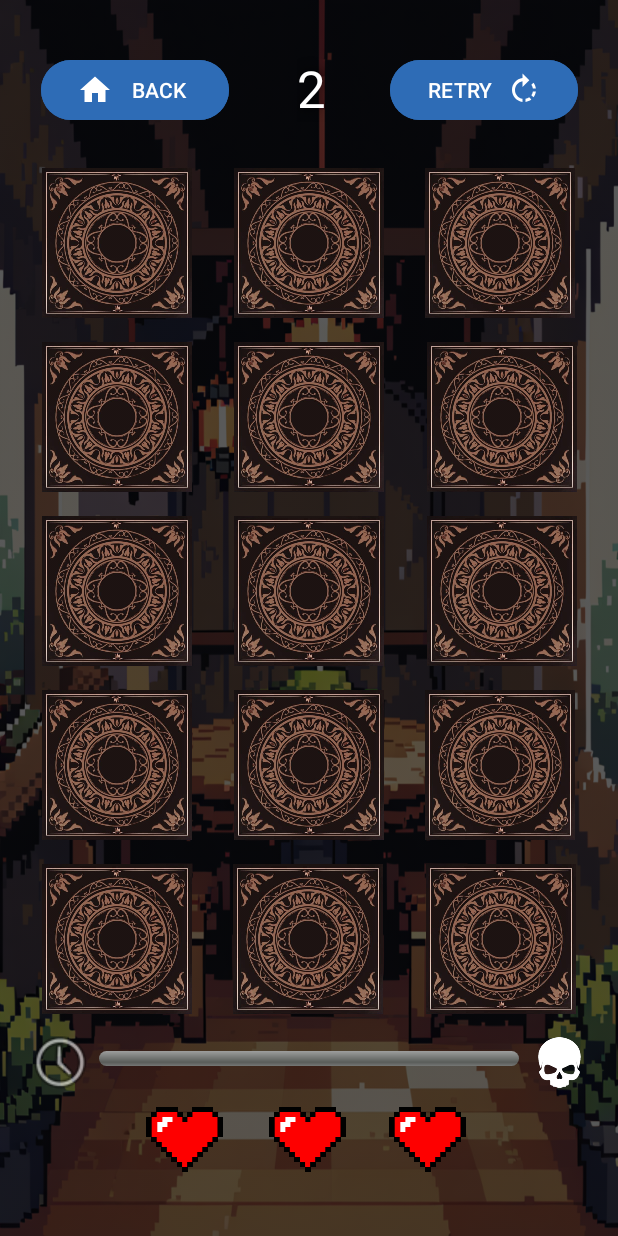
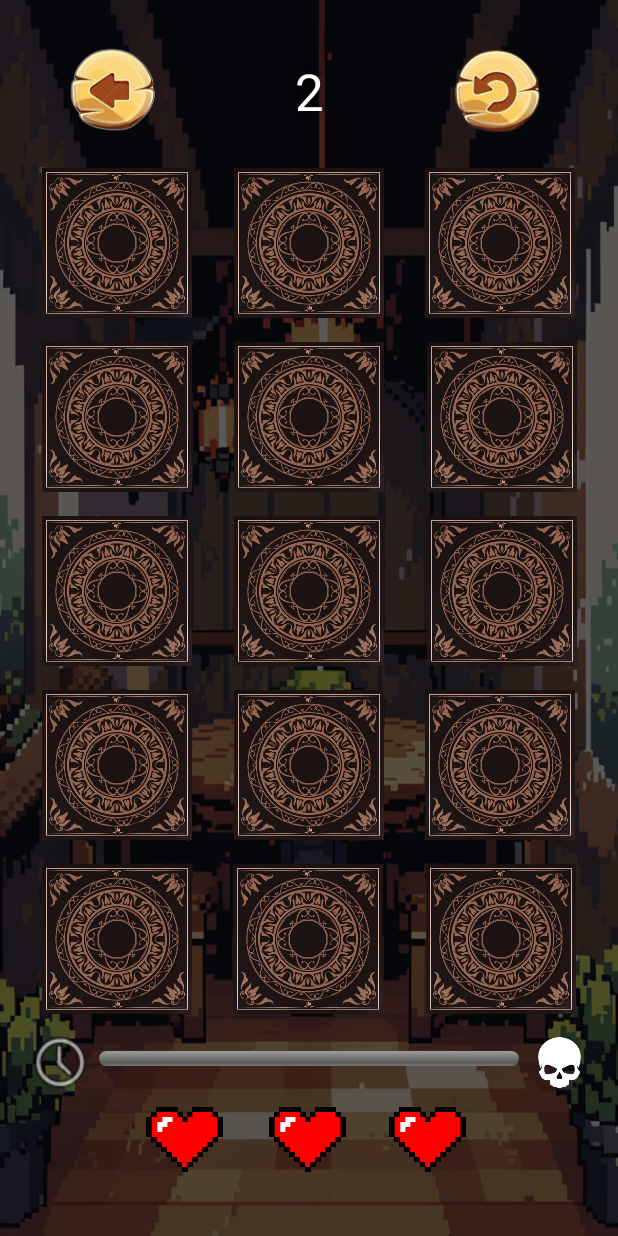
Before and after one commit to PyroJayxX/MobileGame-AppDev-Project, an Android app: the GameActivity screen opened directly, with no data from a screen before it, on a phone screen of 412 x 824 dp. Run offline under Robolectric (Android 15) with nearby library versions, the phone set to English and light mode, and no system bars.

Commit message:
- Added credits screen - Applied stylized buttons

```diff
--- a/app/src/main/res/layout/activity_game.xml
+++ b/app/src/main/res/layout/activity_game.xml
@@ -23,40 +23,6 @@
             android:layout_height="match_parent"
             android:visibility="gone">
 
-            <Button
-                android:id="@+id/btnBack"
-                android:layout_width="125dp"
-                android:layout_height="wrap_content"
-                android:layout_marginTop="36dp"
-                android:backgroundTint="#2E6CB6"
-                android:drawableLeft="@drawable/home_icon"
-                android:onClick="btnBack"
-                android:text="BACK"
-                android:textColor="#FFFFFF"
-                app:layout_constraintBottom_toTopOf="@+id/card1"
-                app:layout_constraintEnd_toStartOf="@+id/btnRetry"
-                app:layout_constraintHorizontal_bias="0.205"
-                app:layout_constraintStart_toStartOf="parent"
-                app:layout_constraintTop_toTopOf="parent"
-                app:layout_constraintVertical_bias="0.0" />
-
-            <Button
-                android:id="@+id/btnRetry"
-                android:layout_width="125dp"
-                android:layout_height="wrap_content"
-                android:layout_marginTop="36dp"
-                android:backgroundTint="#2E6CB6"
-                android:drawableRight="@drawable/retry_icon"
-                android:onClick="btnRetry"
-                android:text="RETRY"
-                android:textColor="@color/white"
-                app:layout_constraintBottom_toTopOf="@+id/card3"
-                app:layout_constraintEnd_toEndOf="parent"
-                app:layout_constraintHorizontal_bias="0.133"
-                app:layout_constraintStart_toEndOf="@+id/card2"
-                app:layout_constraintTop_toTopOf="parent"
-                app:layout_constraintVertical_bias="0.0" />
-
             <ViewSwitcher
                 android:id="@+id/card1"
                 android:layout_width="100dp"
@@ -77,8 +43,9 @@
                 <ImageView
                     android:id="@+id/frontCardView1"
                     android:layout_width="wrap_content"
-                    android:layout_height="wrap_content"
-                    app:srcCompat="@drawable/card_dragon" />
+                    android:layout_height="wrap_content">
+
+                </ImageView>
 
             </ViewSwitcher>
 
@@ -506,10 +473,9 @@
                 android:textSize="34sp"
                 app:layout_constraintBottom_toTopOf="@+id/card2"
                 app:layout_constraintEnd_toEndOf="parent"
-                app:layout_constraintHorizontal_bias="0.505"
                 app:layout_constraintStart_toStartOf="parent"
                 app:layout_constraintTop_toTopOf="parent"
-                app:layout_constraintVertical_bias="0.537" />
+                app:layout_constraintVertical_bias="0.567" />
 
             <ImageButton
                 android:id="@+id/btnPause"
@@ -536,6 +502,36 @@
                 app:layout_constraintTop_toBottomOf="@+id/card15"
                 app:srcCompat="@drawable/skull_icon" />
 
+            <ImageButton
+                android:id="@+id/btnBack"
+                android:layout_width="68dp"
+                android:layout_height="69dp"
+                android:background="#00FFFFFF"
+                android:onClick="btnBack"
+                android:scaleType="fitCenter"
+                app:layout_constraintBottom_toTopOf="@+id/card1"
+                app:layout_constraintEnd_toStartOf="@+id/txtTimer"
+                app:layout_constraintHorizontal_bias="0.321"
+                app:layout_constraintStart_toStartOf="parent"
+                app:layout_constraintTop_toTopOf="parent"
+                app:layout_constraintVertical_bias="0.627"
+                app:srcCompat="@drawable/circbtn_back" />
+
+            <ImageButton
+                android:id="@+id/btnRetry"
+                android:layout_width="68dp"
+                android:layout_height="69dp"
+                android:background="#00FFFFFF"
+                android:onClick="btnRetry"
+                android:scaleType="fitCenter"
+                app:layout_constraintBottom_toTopOf="@+id/card3"
+                app:layout_constraintEnd_toEndOf="parent"
+                app:layout_constraintHorizontal_bias="0.638"
+                app:layout_constraintStart_toEndOf="@+id/txtTimer"
+                app:layout_constraintTop_toTopOf="parent"
+                app:layout_constraintVertical_bias="0.627"
+                app:srcCompat="@drawable/circbtn_retry" />
+
         </androidx.constraintlayout.widget.ConstraintLayout>
 
         <androidx.constraintlayout.widget.ConstraintLayout
@@ -545,65 +541,11 @@
             android:background="@drawable/background3"
             android:visibility="gone">
 
-            <Button
-                android:id="@+id/btnRestart"
-                android:layout_width="160dp"
-                android:layout_height="50dp"
-                android:layout_marginTop="40dp"
-                android:alpha="0.92"
-                android:backgroundTint="#2D4683"
-                android:fontFamily="sans-serif-black"
-                android:onClick="btnRetry"
-                android:text="RESTART"
-                android:textColor="#FFFFFF"
-                android:textSize="16sp"
-                android:textStyle="bold"
-                android:visibility="visible"
-                app:layout_constraintEnd_toEndOf="parent"
-                app:layout_constraintHorizontal_bias="0.501"
-                app:layout_constraintStart_toStartOf="parent"
-                app:layout_constraintTop_toBottomOf="@+id/btnResume" />
-
-            <Button
-                android:id="@+id/btnResume"
-                android:layout_width="160dp"
-                android:layout_height="50dp"
-                android:layout_marginTop="92dp"
-                android:alpha="0.92"
-                android:backgroundTint="#2D4683"
-                android:fontFamily="sans-serif-black"
-                android:onClick="btnResume"
-                android:text="RESUME"
-                android:textColor="#FFFFFF"
-                android:textSize="16sp"
-                android:textStyle="bold"
-                app:layout_constraintEnd_toEndOf="parent"
-                app:layout_constraintStart_toStartOf="parent"
-                app:layout_constraintTop_toBottomOf="@+id/textView3" />
-
-            <Button
-                android:id="@+id/btnExit"
-                android:layout_width="160dp"
-                android:layout_height="50dp"
-                android:layout_marginTop="40dp"
-                android:alpha="0.93"
-                android:backgroundTint="#2D4683"
-                android:fontFamily="sans-serif-black"
-                android:onClick="btnBack"
-                android:text="EXIT"
-                android:textColor="#FFFFFF"
-                android:textSize="16sp"
-                android:textStyle="bold"
-                app:layout_constraintEnd_toEndOf="parent"
-                app:layout_constraintHorizontal_bias="0.498"
-                app:layout_constraintStart_toStartOf="parent"
-                app:layout_constraintTop_toBottomOf="@+id/btnRestart" />
-
             <TextView
                 android:id="@+id/textView3"
                 android:layout_width="408dp"
                 android:layout_height="125dp"
-                android:layout_marginTop="140dp"
+                android:layout_marginTop="156dp"
                 android:fontFamily="@font/dungeons"
                 android:shadowColor="#000000"
                 android:shadowDy="3"
@@ -611,11 +553,50 @@
                 android:text="Game Paused"
                 android:textAlignment="center"
                 android:textColor="#FFFFFF"
-                android:textSize="65sp"
+                android:textSize="70sp"
                 app:layout_constraintEnd_toEndOf="parent"
                 app:layout_constraintHorizontal_bias="0.333"
                 app:layout_constraintStart_toStartOf="parent"
                 app:layout_constraintTop_toTopOf="parent" />
+
+            <ImageButton
+                android:id="@+id/btnResume"
+                android:layout_width="170dp"
+                android:layout_height="75dp"
+                android:layout_marginTop="96dp"
+                android:background="#00FFFFFF"
+                android:onClick="btnResume"
+                android:scaleType="fitCenter"
+                app:layout_constraintEnd_toEndOf="parent"
+                app:layout_constraintStart_toStartOf="parent"
+                app:layout_constraintTop_toBottomOf="@+id/textView3"
+                app:srcCompat="@drawable/btn_resume" />
+
+            <ImageButton
+                android:id="@+id/btnRestart"
+                android:layout_width="170dp"
+                android:layout_height="75dp"
+                android:layout_marginTop="24dp"
+                android:background="#00FFFFFF"
+                android:onClick="btnRetry"
+                android:scaleType="fitCenter"
+                app:layout_constraintEnd_toEndOf="parent"
+                app:layout_constraintStart_toStartOf="parent"
+                app:layout_constraintTop_toBottomOf="@+id/btnResume"
+                app:srcCompat="@drawable/btn_restart" />
+
+            <ImageButton
+                android:id="@+id/btnPauseExit"
+                android:layout_width="170dp"
+                android:layout_height="75dp"
+                android:layout_marginTop="24dp"
+                android:background="#00FFFFFF"
+                android:onClick="btnBack"
+                android:scaleType="fitCenter"
+                app:layout_constraintEnd_toEndOf="parent"
+                app:layout_constraintStart_toStartOf="parent"
+                app:layout_constraintTop_toBottomOf="@+id/btnRestart"
+                app:srcCompat="@drawable/btn_exit" />
         </androidx.constraintlayout.widget.ConstraintLayout>
 
         <androidx.constraintlayout.widget.ConstraintLayout
@@ -633,39 +614,31 @@
             android:background="@drawable/background3"
             android:visibility="gone">
 
-            <Button
-                android:id="@+id/btnTryAgain"
-                android:layout_width="160dp"
-                android:layout_height="50dp"
-                android:layout_marginTop="28dp"
-                android:alpha="0.92"
-                android:backgroundTint="#2D4683"
-                android:fontFamily="sans-serif-black"
+            <ImageButton
+                android:id="@+id/btnDefeatRetry"
+                android:layout_width="170dp"
+                android:layout_height="75dp"
+                android:layout_marginTop="24dp"
+                android:background="#00FFFFFF"
                 android:onClick="btnRetry"
-                android:text="RETRY"
-                android:textColor="#FFFFFF"
-                android:textSize="16sp"
-                android:textStyle="bold"
+                android:scaleType="fitCenter"
                 app:layout_constraintEnd_toEndOf="parent"
                 app:layout_constraintStart_toStartOf="parent"
-                app:layout_constraintTop_toBottomOf="@+id/txtTryAgain" />
+                app:layout_constraintTop_toBottomOf="@+id/txtTryAgain"
+                app:srcCompat="@drawable/btn_retry" />
 
-            <Button
-                android:id="@+id/btnQuit"
-                android:layout_width="160dp"
-                android:layout_height="50dp"
-                android:layout_marginTop="32dp"
-                android:alpha="0.93"
-                android:backgroundTint="#2D4683"
-                android:fontFamily="sans-serif-black"
+            <ImageButton
+                android:id="@+id/btnDefeatExit"
+                android:layout_width="170dp"
+                android:layout_height="75dp"
+                android:layout_marginTop="24dp"
+                android:background="#00FFFFFF"
                 android:onClick="btnBack"
-                android:text="QUIT"
-                android:textColor="#FFFFFF"
-                android:textSize="16sp"
-                android:textStyle="bold"
+                android:scaleType="fitCenter"
                 app:layout_constraintEnd_toEndOf="parent"
                 app:layout_constraintStart_toStartOf="parent"
-                app:layout_constraintTop_toBottomOf="@+id/btnTryAgain" />
+                app:layout_constraintTop_toBottomOf="@+id/btnDefeatRetry"
+                app:srcCompat="@drawable/btn_quit" />
 
             <TextView
                 android:id="@+id/txtGameOver"
@@ -701,7 +674,7 @@
                 app:layout_constraintHorizontal_bias="0.495"
                 app:layout_constraintStart_toStartOf="parent"
                 app:layout_constraintTop_toBottomOf="@+id/txtGameOver"
-                app:layout_constraintVertical_bias="0.153" />
+                app:layout_constraintVertical_bias="0.12" />
         </androidx.constraintlayout.widget.ConstraintLayout>
 
         <androidx.constraintlayout.widget.ConstraintLayout
```
Also changed, not shown: app/src/main/java/com/example/mobilegameappdevproject/MainActivity.java (+12 -4 lines), app/src/main/res/layout/activity_main.xml (+56 -102 lines), app/src/main/res/drawable/btn_credits.png (added), app/src/main/res/drawable/btn_exit.png (added), app/src/main/res/drawable/btn_quit.png (added), app/src/main/res/drawable/btn_restart.png (added), app/src/main/res/drawable/btn_resume.png (added), app/src/main/res/drawable/btn_retry.png (added), app/src/main/res/drawable/btn_start.png (added), app/src/main/res/drawable/card_dragon.png (deleted), app/src/main/res/drawable/circbtn_back.png (added), app/src/main/res/drawable/circbtn_exit.png (added), app/src/main/res/drawable/circbtn_home.png (added), app/src/main/res/drawable/circbtn_retry.png (added), 1 more files, 1 other file.
